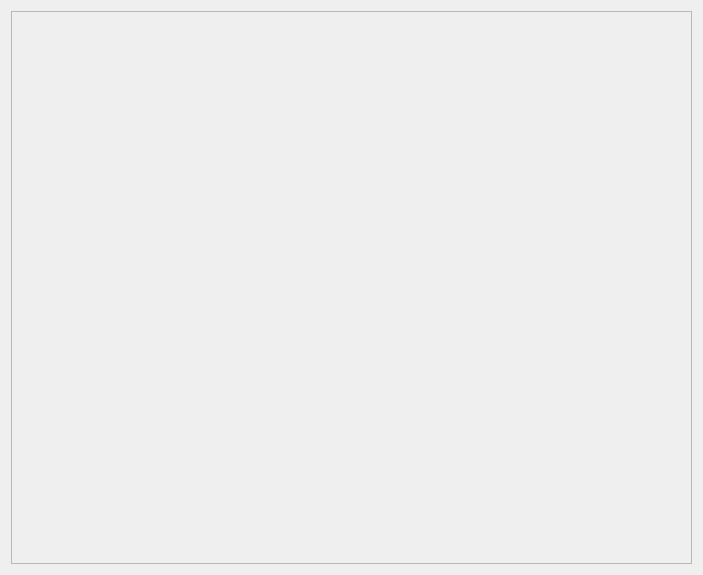
Before: the Qt Designer form personFollower/src/mainUI.ui in DSOLISDO-UEX/ROBOTICA-1, drawn with Qt 5.
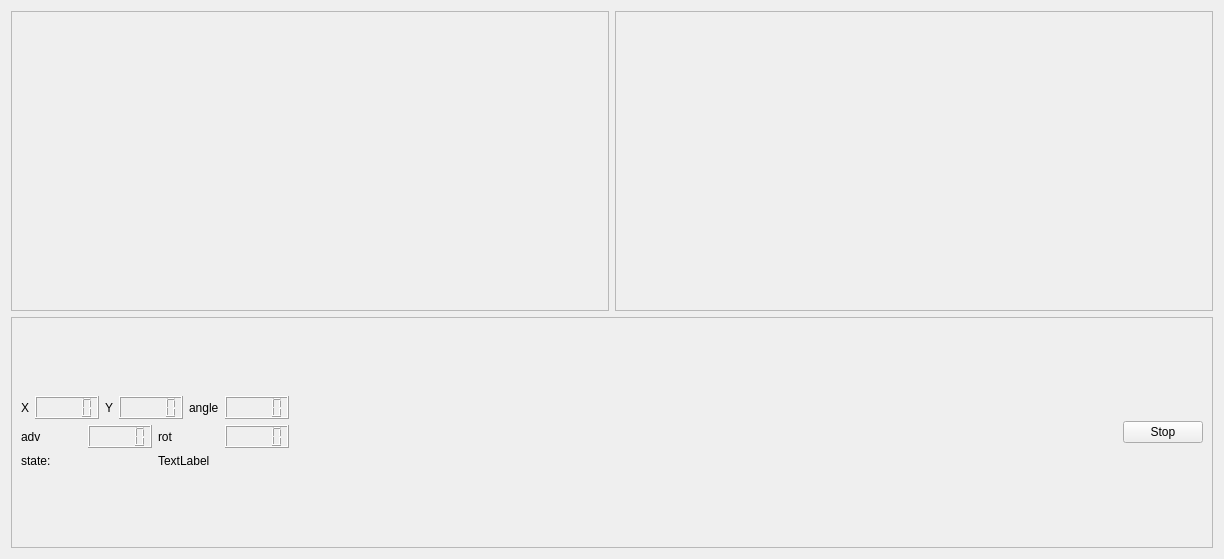
After: the same form once the commit is applied.

```diff
--- a/personFollower/src/mainUI.ui
+++ b/personFollower/src/mainUI.ui
@@ -6,23 +6,228 @@
    <rect>
     <x>0</x>
     <y>0</y>
-    <width>703</width>
-    <height>575</height>
+    <width>1224</width>
+    <height>559</height>
    </rect>
   </property>
   <property name="windowTitle">
    <string>chocachoca</string>
   </property>
-  <layout class="QVBoxLayout" name="verticalLayout">
+  <layout class="QVBoxLayout" name="verticalLayout_6">
    <item>
-    <widget class="QFrame" name="frame">
-     <property name="frameShape">
-      <enum>QFrame::StyledPanel</enum>
-     </property>
-     <property name="frameShadow">
-      <enum>QFrame::Raised</enum>
-     </property>
-    </widget>
+    <layout class="QVBoxLayout" name="verticalLayout_5">
+     <item>
+      <layout class="QHBoxLayout" name="horizontalLayout_17">
+       <item>
+        <widget class="QFrame" name="frame">
+         <property name="sizePolicy">
+          <sizepolicy hsizetype="Expanding" vsizetype="Preferred">
+           <horstretch>0</horstretch>
+           <verstretch>0</verstretch>
+          </sizepolicy>
+         </property>
+         <property name="minimumSize">
+          <size>
+           <width>500</width>
+           <height>300</height>
+          </size>
+         </property>
+         <property name="frameShape">
+          <enum>QFrame::StyledPanel</enum>
+         </property>
+         <property name="frameShadow">
+          <enum>QFrame::Raised</enum>
+         </property>
+        </widget>
+       </item>
+       <item>
+        <widget class="QFrame" name="frame_room">
+         <property name="sizePolicy">
+          <sizepolicy hsizetype="Expanding" vsizetype="Preferred">
+           <horstretch>0</horstretch>
+           <verstretch>0</verstretch>
+          </sizepolicy>
+         </property>
+         <property name="minimumSize">
+          <size>
+           <width>500</width>
+           <height>300</height>
+          </size>
+         </property>
+         <property name="frameShape">
+          <enum>QFrame::StyledPanel</enum>
+         </property>
+         <property name="frameShadow">
+          <enum>QFrame::Raised</enum>
+         </property>
+        </widget>
+       </item>
+      </layout>
+     </item>
+     <item>
+      <widget class="QFrame" name="frame_2">
+       <property name="sizePolicy">
+        <sizepolicy hsizetype="Minimum" vsizetype="Preferred">
+         <horstretch>0</horstretch>
+         <verstretch>0</verstretch>
+        </sizepolicy>
+       </property>
+       <property name="frameShape">
+        <enum>QFrame::StyledPanel</enum>
+       </property>
+       <property name="frameShadow">
+        <enum>QFrame::Raised</enum>
+       </property>
+       <layout class="QVBoxLayout" name="verticalLayout_2">
+        <item>
+         <layout class="QHBoxLayout" name="horizontalLayout_18">
+          <item>
+           <layout class="QVBoxLayout" name="verticalLayout">
+            <item>
+             <layout class="QHBoxLayout" name="horizontalLayout_7">
+              <item>
+               <layout class="QHBoxLayout" name="horizontalLayout_2">
+                <item>
+                 <widget class="QLabel" name="label">
+                  <property name="text">
+                   <string>X</string>
+                  </property>
+                 </widget>
+                </item>
+                <item>
+                 <widget class="QLCDNumber" name="lcdNumber_mindist">
+                  <property name="font">
+                   <font>
+                    <bold>true</bold>
+                   </font>
+                  </property>
+                 </widget>
+                </item>
+               </layout>
+              </item>
+              <item>
+               <layout class="QHBoxLayout" name="horizontalLayout_3">
+                <item>
+                 <widget class="QLabel" name="label_2">
+                  <property name="text">
+                   <string>Y</string>
+                  </property>
+                 </widget>
+                </item>
+                <item>
+                 <widget class="QLCDNumber" name="lcdNumber_minangle">
+                  <property name="font">
+                   <font>
+                    <bold>true</bold>
+                   </font>
+                  </property>
+                 </widget>
+                </item>
+               </layout>
+              </item>
+              <item>
+               <layout class="QHBoxLayout" name="horizontalLayout_6">
+                <item>
+                 <widget class="QLabel" name="label_3">
+                  <property name="text">
+                   <string>angle</string>
+                  </property>
+                 </widget>
+                </item>
+                <item>
+                 <widget class="QLCDNumber" name="lcdNumber_minangle_2">
+                  <property name="font">
+                   <font>
+                    <bold>true</bold>
+                   </font>
+                  </property>
+                 </widget>
+                </item>
+               </layout>
+              </item>
+             </layout>
+            </item>
+            <item>
+             <layout class="QHBoxLayout" name="horizontalLayout_8">
+              <item>
+               <layout class="QHBoxLayout" name="horizontalLayout_4">
+                <item>
+                 <widget class="QLabel" name="label_4">
+                  <property name="text">
+                   <string>adv</string>
+                  </property>
+                 </widget>
+                </item>
+                <item>
+                 <widget class="QLCDNumber" name="lcdNumber_adv"/>
+                </item>
+               </layout>
+              </item>
+              <item>
+               <layout class="QHBoxLayout" name="horizontalLayout_5">
+                <item>
+                 <widget class="QLabel" name="label_5">
+                  <property name="text">
+                   <string>rot</string>
+                  </property>
+                 </widget>
+                </item>
+                <item>
+                 <widget class="QLCDNumber" name="lcdNumber_rot"/>
+                </item>
+               </layout>
+              </item>
+             </layout>
+            </item>
+            <item>
+             <layout class="QHBoxLayout" name="horizontalLayout">
+              <item>
+               <widget class="QLabel" name="label_state_name">
+                <property name="text">
+                 <string>state:</string>
+                </property>
+               </widget>
+              </item>
+              <item>
+               <widget class="QLabel" name="label_state">
+                <property name="text">
+                 <string>TextLabel</string>
+                </property>
+               </widget>
+              </item>
+             </layout>
+            </item>
+           </layout>
+          </item>
+          <item>
+           <spacer name="horizontalSpacer">
+            <property name="orientation">
+             <enum>Qt::Horizontal</enum>
+            </property>
+            <property name="sizeHint" stdset="0">
+             <size>
+              <width>40</width>
+              <height>20</height>
+             </size>
+            </property>
+           </spacer>
+          </item>
+          <item>
+           <widget class="QPushButton" name="pushButton_stop">
+            <property name="text">
+             <string>Stop</string>
+            </property>
+            <property name="checkable">
+             <bool>true</bool>
+            </property>
+           </widget>
+          </item>
+         </layout>
+        </item>
+       </layout>
+      </widget>
+     </item>
+    </layout>
    </item>
   </layout>
  </widget>
```
Left out of the diff: 2 changed lines with no effect on the pictures.
